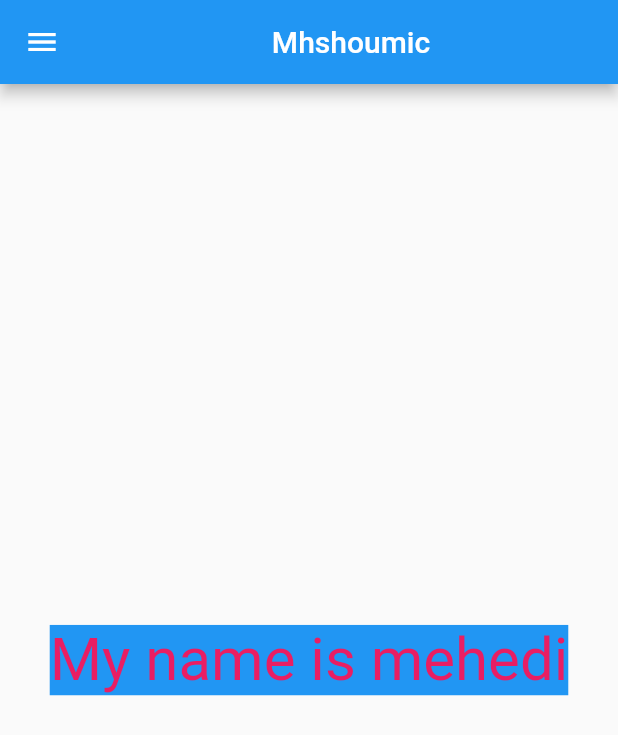
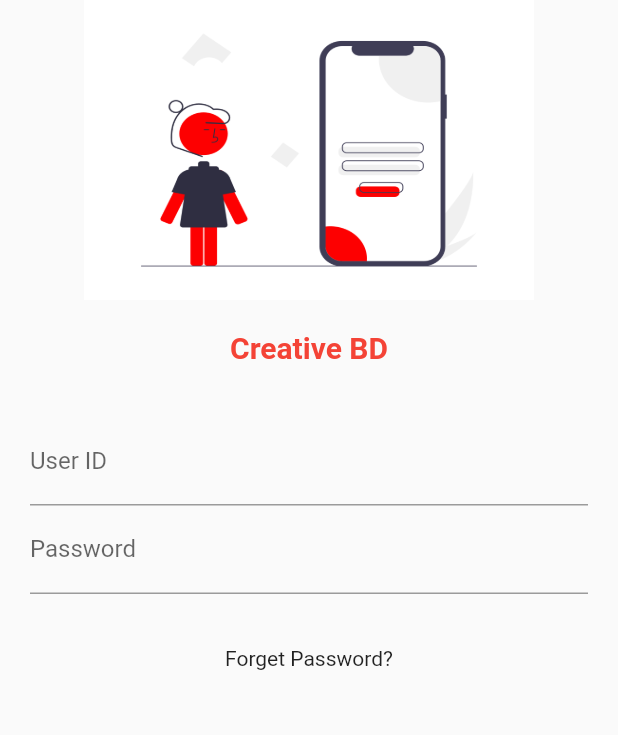
Before and after one commit to mhshoumic/mehedi, a Flutter app: the screen it shows after launch, on a phone screen of 412 x 824 dp. Shown: the top 735 px of the screen. Run offline on Flutter 3.47's test engine with Material 2 defaults, Android fonts, the light colour scheme and no system bars; our stand-ins replace google_fonts.

Commit message:
day 4 complete

```diff
--- a/lib/main.dart
+++ b/lib/main.dart
@@ -1,17 +1,29 @@
 import 'package:flutter/material.dart';
 import 'package:mehedi/pages/homepage.dart';
+import 'package:mehedi/pages/loginpage.dart';
+import 'package:google_fonts/google_fonts.dart';
 
 void main() {
-  runApp(august());
+  runApp(const AuGust());
 }
 
-class august extends StatelessWidget {
-  const august({Key? key}) : super(key: key);
+class AuGust extends StatelessWidget {
+  const AuGust({Key? key}) : super(key: key);
 
   @override
   Widget build(BuildContext context) {
     return MaterialApp(
-      home: Homepage(),
+      themeMode: ThemeMode.light,
+      theme: ThemeData(
+          primarySwatch: Colors.deepOrange,
+          primaryTextTheme: GoogleFonts.aBeeZeeTextTheme()),
+      darkTheme: ThemeData(brightness: Brightness.dark),
+      initialRoute: "/login",
+      routes: {
+        "/": (context) => LoginPage(),
+        "/home": (context) => Homepage(),
+        "/login": (context) => LoginPage(),
+      },
     );
   }
 }
--- a/lib/pages/homepage.dart
+++ b/lib/pages/homepage.dart
@@ -13,9 +13,12 @@
       body: Center(
         child: Container(
           child: Text(
-            "My name is mehedi",
+            "My name is Mehedi",
             style: TextStyle(
-                fontSize: 40, color: Colors.pink, backgroundColor: Colors.blue),
+              fontSize: 40,
+              color: Colors.red,
+              backgroundColor: Colors.black,
+            ),
           ),
         ),
       ),
--- /dev/null
+++ b/lib/pages/loginpage.dart
@@ -0,0 +1,57 @@
+import 'package:flutter/material.dart';
+
+class LoginPage extends StatelessWidget {
+  const LoginPage({Key? key}) : super(key: key);
+
+  @override
+  Widget build(BuildContext context) {
+    return Material(
+      child: Column(
+        children: [
+          SizedBox(
+              width: 300,
+              height: 200,
+              child: Image.asset(
+                "assets/images/login3.png",
+                fit: BoxFit.fill,
+              )),
+          const SizedBox(
+            height: 20,
+          ),
+          const Text("Creative BD",
+              style: TextStyle(
+                  fontSize: 20,
+                  color: Colors.red,
+                  fontWeight: FontWeight.bold)),
+          const SizedBox(
+            height: 20,
+          ),
+          Padding(
+            padding: const EdgeInsets.symmetric(horizontal: 20, vertical: 15),
+            child: Column(
+              children: [
+                TextFormField(
+                  decoration: const InputDecoration(
+                    hintText: "Enter your user ID",
+                    labelText: "User ID",
+                  ),
+                ),
+                TextFormField(
+                  obscureText: true,
+                  decoration: const InputDecoration(
+                    hintText: "Enter your Password",
+                    labelText: "Password",
+                  ),
+                ),
+              ],
+            ),
+          ),
+          const SizedBox(
+            height: 20,
+          ),
+          const Text("Forget Password?"),
+        ],
+      ),
+    );
+  }
+}
--- a/pubspec.yaml
+++ b/pubspec.yaml
@@ -34,6 +34,7 @@
   # The following adds the Cupertino Icons font to your application.
   # Use with the CupertinoIcons class for iOS style icons.
   cupertino_icons: ^1.0.2
+  google_fonts: ^2.1.0
 
 dev_dependencies:
   flutter_test:
@@ -58,9 +59,8 @@
   uses-material-design: true
 
   # To add assets to your application, add an assets section, like this:
-  # assets:
-  #   - images/a_dot_burr.jpeg
-  #   - images/a_dot_ham.jpeg
+  assets:
+    - assets/images/
 
   # An image asset can refer to one or more resolution-specific "variants", see
   # https://flutter.dev/assets-and-images/#resolution-aware.
```
Also changed, not shown: assets/images/login.png (added), assets/images/login2.png (added), assets/images/login3.png (added), pubspec.lock, 1 other file.
